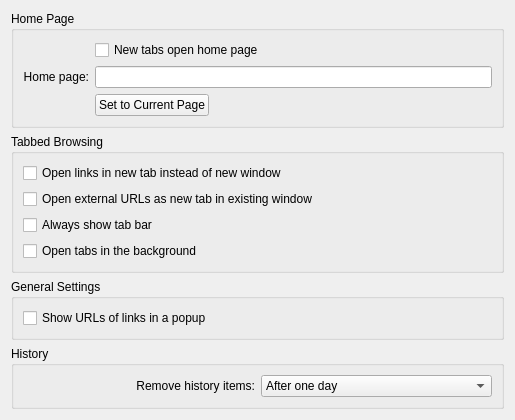
KDE/rekonq, file src/settings_general.ui: the form before one commit.
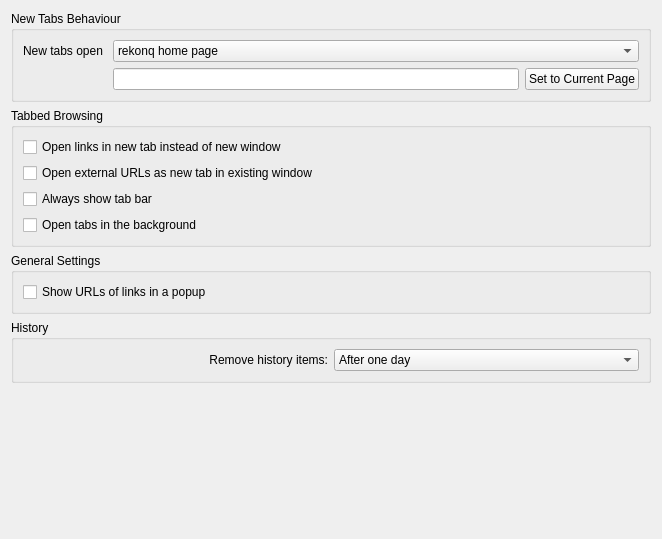
The form after the commit. Custom widgets are drawn as their Qt base class.

Commit message:
HUGE HUGE HUGE COMMIT! First implementation of "rekonq home page" - Added icons && htmls for it - fixed pics places && CMakeLists.txt - Added a HomePage class to create the "rekonq home Page" - Modified setting to load on new tab start     1) rekonq home page (default)     2) blank page     3) an url (to set) - removed home page button - fixed WebPage && loadUrl slot to load "home:" scheme - Added a toolbar method in BookmarksProvider to load bookmarks in the homepage
The page needs a lot of love, but I think this is a really good starting point for.
Hope you like it :)

Patch:
```diff
--- a/src/settings_general.ui
+++ b/src/settings_general.ui
@@ -6,8 +6,8 @@
    <rect>
     <x>0</x>
     <y>0</y>
-    <width>515</width>
-    <height>415</height>
+    <width>662</width>
+    <height>539</height>
    </rect>
   </property>
   <property name="windowTitle">
@@ -17,21 +17,45 @@
    <item>
     <widget class="QGroupBox" name="groupBox">
      <property name="title">
-      <string>Home Page</string>
+      <string>New Tabs Behaviour</string>
      </property>
      <layout class="QGridLayout" name="gridLayout">
-      <item row="1" column="0">
-       <widget class="QLabel" name="label_3">
+      <item row="0" column="0">
+       <widget class="QLabel" name="label">
         <property name="text">
-         <string>Home page:</string>
+         <string>New tabs open </string>
         </property>
-        <property name="alignment">
-         <set>Qt::AlignRight|Qt::AlignTrailing|Qt::AlignVCenter</set>
+       </widget>
+      </item>
+      <item row="0" column="1">
+       <widget class="KComboBox" name="kcfg_newTabsBehaviour">
+        <property name="enabled">
+         <bool>true</bool>
         </property>
+        <item>
+         <property name="text">
+          <string>rekonq home page</string>
+         </property>
+        </item>
+        <item>
+         <property name="text">
+          <string>blank page</string>
+         </property>
+        </item>
+        <item>
+         <property name="text">
+          <string>url</string>
+         </property>
+        </item>
        </widget>
       </item>
       <item row="1" column="1">
+       <layout class="QHBoxLayout" name="horizontalLayout_2">
+        <item>
        <widget class="KLineEdit" name="kcfg_homePage">
+          <property name="enabled">
+           <bool>true</bool>
+          </property>
         <property name="sizePolicy">
          <sizepolicy hsizetype="MinimumExpanding" vsizetype="Fixed">
           <horstretch>0</horstretch>
@@ -40,8 +64,6 @@
         </property>
        </widget>
       </item>
-      <item row="2" column="1">
-       <layout class="QHBoxLayout" name="horizontalLayout">
         <item>
          <widget class="QPushButton" name="setHomeToCurrentPageButton">
           <property name="text">
@@ -49,28 +71,8 @@
           </property>
          </widget>
         </item>
-        <item>
-         <spacer name="horizontalSpacer">
-          <property name="orientation">
-           <enum>Qt::Horizontal</enum>
-          </property>
-          <property name="sizeHint" stdset="0">
-           <size>
-            <width>40</width>
-            <height>20</height>
-           </size>
-          </property>
-         </spacer>
-        </item>
        </layout>
       </item>
-      <item row="0" column="1">
-       <widget class="QCheckBox" name="kcfg_newTabsOpenHomePage">
-        <property name="text">
-         <string>New tabs open home page</string>
-        </property>
-       </widget>
-      </item>
      </layout>
     </widget>
    </item>
```
Lines whose indentation alone changed are shown as unchanged. The commit also changes 20 other files.
